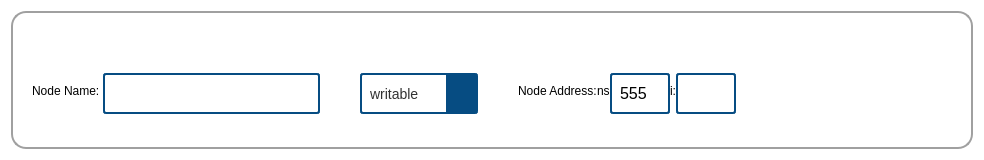
DORSA-co/Paticle_Size_Analyser, file uiFiles/node_setting.ui: the form before one commit.
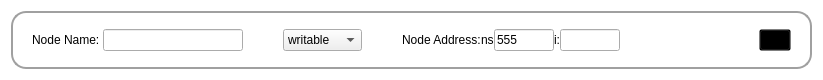
The form after the commit. Icons and pictures are not drawn.

```diff
--- a/uiFiles/node_setting.ui
+++ b/uiFiles/node_setting.ui
@@ -6,8 +6,8 @@
    <rect>
     <x>0</x>
     <y>0</y>
-    <width>984</width>
-    <height>160</height>
+    <width>823</width>
+    <height>80</height>
    </rect>
   </property>
   <property name="sizePolicy">
@@ -19,13 +19,13 @@
   <property name="minimumSize">
    <size>
     <width>0</width>
-    <height>160</height>
+    <height>80</height>
    </size>
   </property>
   <property name="maximumSize">
    <size>
     <width>16777215</width>
-    <height>163</height>
+    <height>80</height>
    </size>
   </property>
   <property name="windowTitle">
@@ -49,380 +49,6 @@
 }
 
 
-QPushButton{
-	border: none;
-	font-weight: bold;
-	color: #ffffff;
-	background-color:rgb(6, 76, 130);
-	min-height: 35px;
-	border-radius: 5px;
-	min-width:200px;
-	font-size:12px;
-	
-}
-
-QPushButton:pressed {
-
-}
-
-QPushButton:hover{
-
-	background-color:rgb(22, 38, 76);
-
-}
-
-QPushButton:disabled{
-	color: #808080;
-	background-color:rgb(210, 210, 210);
-
-}
-
-/*********************************************/
-QHeaderView::section {
-    background-color: rgb(6, 76, 130);
-	color: #ffffff;
-    padding: 4px;
-    font-size: 10pt;
-    border-style: none;
-    border-bottom: 1px solid #fffff8;
-    border-right: 1px solid #fffff8;
-}
-
-QHeaderView::section:horizontal
-{
-    border-top: 1px solid #fffff8;
-}
-
-QHeaderView::section:vertical
-{
-    border: 1px solid #fffff8;
-}
-
-
-/*********************************************/
-
-
-
-/*********************************************/
-QComboBox
-{
-	border:2px solid rgb(6, 76, 130);
-    border-radius: 3px;
-    padding: 1px 18px 1px 8px;
-    min-width: 6em;
-	min-height: 35px;
-	font-size: 14px;
-}
-
-QComboBox:enabled{
-color: rgb(50, 50, 50);
-}
-
-QComboBox:disabled
-{
-	border:2px solid rgb(210, 210, 210);
-	color:(210, 210, 210);
-
-}
-
-QComboBox::down-arrow
-{   
-	image: url(:/assets/icons/icons8-arrow-48.png);
-	width: 15px;
-    height: 15px;
-
-}
-
-QComboBox::drop-down
-{
-	 background-color: rgb(6, 76, 130);
-	 min-width: 30px;
-}
-
-QComboBox::drop-down:disabled 
-{
-	 background-color: rgb(210, 210, 210);
-	 min-width: 30px;
-}
-
-QComboBox QAbstractItemView {
-    border: none;
-    selection-background-color: rgb(6, 76, 130);
-	selection-color: rgb(6, 76, 130);
-
-
-}
-
-QComboBox QAbstractItemView {
-    border: none;
-}
-
-QComboBox QAbstractItemView::item {
-    border: none;
-	height:30px;
-}
-
-/*********************************************/
-
-QDateEdit
-{
-	border:2px solid rgb(6, 76, 130);
-    border-radius: 3px;
-    padding: 1px 18px 1px 8px;
-    min-width: 6em;
-	min-height: 35px;
-	font-size: 16px;
-}
-
-
-QDateEdit:disabled ,
-QDateEdit:disabled 
-{
-	border:2px solid rgb(200, 200, 200);
-}
-
-
-
-QDateEdit::up-arrow
-{   
-	image: url(:/assets/icons/icons8-uptriangle-48.png);
-	width: 10px;
-    height: 10px;
-
-}
-
-QDateEdit::down-arrow 
-{   
-	image: url(:/assets/icons/icons8-downtriangle-48.png);
-	width: 10px;
-    height: 10px;
-
-}
-
-QDateEdit::up-button,
-QDateEdit::down-button
-{
-    subcontrol-origin: border;
-	background-color:rgb(6, 76, 130);
-    width: 30px;
-}
-
-
-QDateEdit::up-button:disabled ,
-QDateEdit::down-button:disabled
-    {
-    subcontrol-origin: border;
-	background-color:rgb(209, 209, 209);
-    width: 30px;
-}
-
-QDateEdit:focus
-{
-	background: rgb(241, 241, 241);
-	/*selection-background-color: black;*/
-}
-
-/*********************************************/
-
-QSpinBox, QDoubleSpinBox  
-{
-	border:2px solid rgb(6, 76, 130);
-    border-radius: 3px;
-    padding: 1px 18px 1px 8px;
-    min-width: 6em;
-	min-height: 35px;
-	font-size: 16px;
-}
-
-QSpinBox:enabled, QDoubleSpinBox:enabled{
-color: rgb(50, 50, 50);
-}
-
-
-QSpinBox:disabled ,
-QDoubleSpinBox:disabled 
-{
-	border:2px solid rgb(200, 200, 200);
-	color:(210, 210, 210);
-}
-
-QSpinBox:focus , QDoubleSpinBox:focus
-{
-	background-color:red;
-}
-
-QSpinBox::up-arrow, QDoubleSpinBox::up-arrow
-{   
-	image: url(:/assets/icons/icons8-uptriangle-48.png);
-	width: 10px;
-    height: 10px;
-
-}
-
-QSpinBox::down-arrow ,  QDoubleSpinBox::down-arrow
-{   
-	image: url(:/assets/icons/icons8-downtriangle-48.png);
-	width: 10px;
-    height: 10px;
-
-}
-
-QSpinBox::up-button,
-QSpinBox::down-button,
-QDoubleSpinBox::up-button,
-QDoubleSpinBox::down-button   {
-    subcontrol-origin: border;
-	background-color:rgb(6, 76, 130);
-    width: 30px;
-}
-
-
-QSpinBox::up-button:disabled ,
-QSpinBox::down-button:disabled ,
-QDoubleSpinBox::up-button:disabled ,
-QDoubleSpinBox::down-button:disabled    {
-    subcontrol-origin: border;
-	background-color:rgb(209, 209, 209);
-    width: 30px;
-}
-
-QSpinBox:focus, QDoubleSpinBox:focus{
-	background: rgb(241, 241, 241);
-	/*selection-background-color: black;*/
-}
-
-
-/*******************************************/
-
-
-QCheckBox::indicator {
-    width: 25px;
-    height: 25px;
-	border:2px solid rgb(6, 76, 130);
-	border-radius: 3px;
-	
-}
-
-QCheckBox::indicator:checked {
-    image:url(:/assets/icons/icons8-check-50.png);
-	background-color:rgb(6, 76, 130);
-}
-
-/*******************************************/
-QLineEdit
-{
-	border:2px solid rgb(6, 76, 130);
-    border-radius: 3px;
-    padding: 1px 18px 1px 8px;
-	min-height: 35px;
-	font-size: 16px;
-}
-
-/*******************************************/
-
-QProgressBar {
-    border: none;
-    border-radius: 5px;
-    text-align: center;
-	background-color:rgb(43, 43, 43);
-	color:#ffffff;
-	font-weight: bold;
-	font-size: 20px;
-	height: 32;
-}
-
-QProgressBar::chunk {
-    background-color: qlineargradient(spread:pad, x1:0, y1:0, x2:1, y2:0, stop:0 rgba(12, 80, 139, 255), stop:100 rgba(10, 66, 112, 255));
-    width: 20px;
-
-
-}
-
-
-/*******************************************/
-
-QTabBar::tab:selected {
-    background: rgb(6, 76, 130);
-	font-weight: bold;
-	font-size: 20px;
-}
-
-QTabBar::tab:!selected {
-	border-left: 1px solid rgb(199, 199, 199);
-	border-right: 1px solid rgb(199, 199, 199);
-}
-
-QTabBar::tab{
-	height:40px;
-	width: 150px;
-	background-color: rgb(93, 93, 93);
-	color: rgb(255,255,255);
-	font-size: 16px;
-}
-
-
-QTabWidget::pane { /* The tab widget frame */
-    border-top: 2px solid rgb(6, 76, 130);
-
-
-}
-QTabWidget{
-background-color: rgb(48, 48, 48)
-}
-/*******************************************/
-
-
-
-
-
-
-
-
-
-
-
-
-
-
-QGroupBox{
-	font-weight: bold;
-}
-
-QLineEdit:hover{
-	border: 1px solid black;
-	background: #e4f0fa;
-}
-
-QLineEdit:focus {
-	color: white;
-	background: #0078D7;
-	selection-background-color: black;
-}
-
-QSpinBox:hover{
-	background: #e4f0fa;
-}
-
-
-
-QDoubleSpinBox:hover{
-	background: #e4f0fa;
-}
-
-
-QTimeEdit:hover{
-	background: #e4f0fa;
-}
-
-QTimeEdit:focus {
-	color: white;
-	background: #0078D7;
-	selection-background-color: black;
-}
-
-QListView::item{
-	height: 30px;
-}
 </string>
   </property>
   <layout class="QVBoxLayout" name="verticalLayout">
@@ -443,53 +69,6 @@
       <enum>QFrame::Raised</enum>
      </property>
      <layout class="QVBoxLayout" name="verticalLayout_2">
-      <item>
-       <widget class="QFrame" name="horizontalFrame">
-        <property name="sizePolicy">
-         <sizepolicy hsizetype="Preferred" vsizetype="Maximum">
-          <horstretch>0</horstretch>
-          <verstretch>0</verstretch>
-         </sizepolicy>
-        </property>
-        <layout class="QHBoxLayout" name="horizontalLayout">
-         <property name="spacing">
-          <number>0</number>
-         </property>
-         <property name="topMargin">
-          <number>1</number>
-         </property>
-         <item>
-          <spacer name="horizontalSpacer_4">
-           <property name="orientation">
-            <enum>Qt::Horizontal</enum>
-           </property>
-           <property name="sizeHint" stdset="0">
-            <size>
-             <width>40</width>
-             <height>20</height>
-            </size>
-           </property>
-          </spacer>
-         </item>
-         <item>
-          <widget class="QPushButton" name="close_btn">
-           <property name="styleSheet">
-            <string notr="true">background-color:transparent;
-min-width:30px;
-max-width:30px;</string>
-           </property>
-           <property name="text">
-            <string/>
-           </property>
-           <property name="icon">
-            <iconset resource="Assets/Assets.qrc">
-             <normaloff>:/assets/icons/icons8-close-black-50.png</normaloff>:/assets/icons/icons8-close-black-50.png</iconset>
-           </property>
-          </widget>
-         </item>
-        </layout>
-       </widget>
-      </item>
       <item>
        <widget class="QFrame" name="horizontalFrame_2">
         <layout class="QHBoxLayout" name="horizontalLayout_2">
@@ -506,7 +85,7 @@
           <number>10</number>
          </property>
          <property name="bottomMargin">
-          <number>30</number>
+          <number>0</number>
          </property>
          <item>
           <widget class="QLabel" name="label">
@@ -640,6 +219,22 @@
            </property>
           </spacer>
          </item>
+         <item>
+          <widget class="QPushButton" name="remove_btn">
+           <property name="styleSheet">
+            <string notr="true">background-color:transparent;
+min-width:30px;
+max-width:30px;</string>
+           </property>
+           <property name="text">
+            <string/>
+           </property>
+           <property name="icon">
+            <iconset resource="Assets/Assets.qrc">
+             <normaloff>:/assets/icons/icons8-close-black-50.png</normaloff>:/assets/icons/icons8-close-black-50.png</iconset>
+           </property>
+          </widget>
+         </item>
         </layout>
        </widget>
       </item>
```
